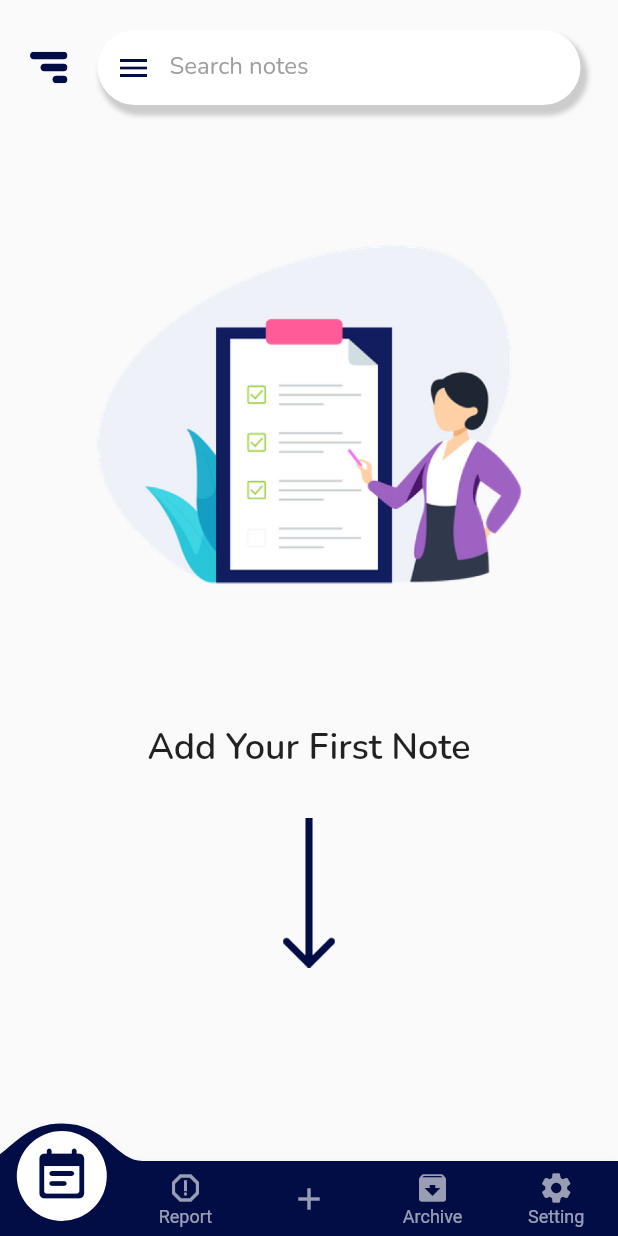
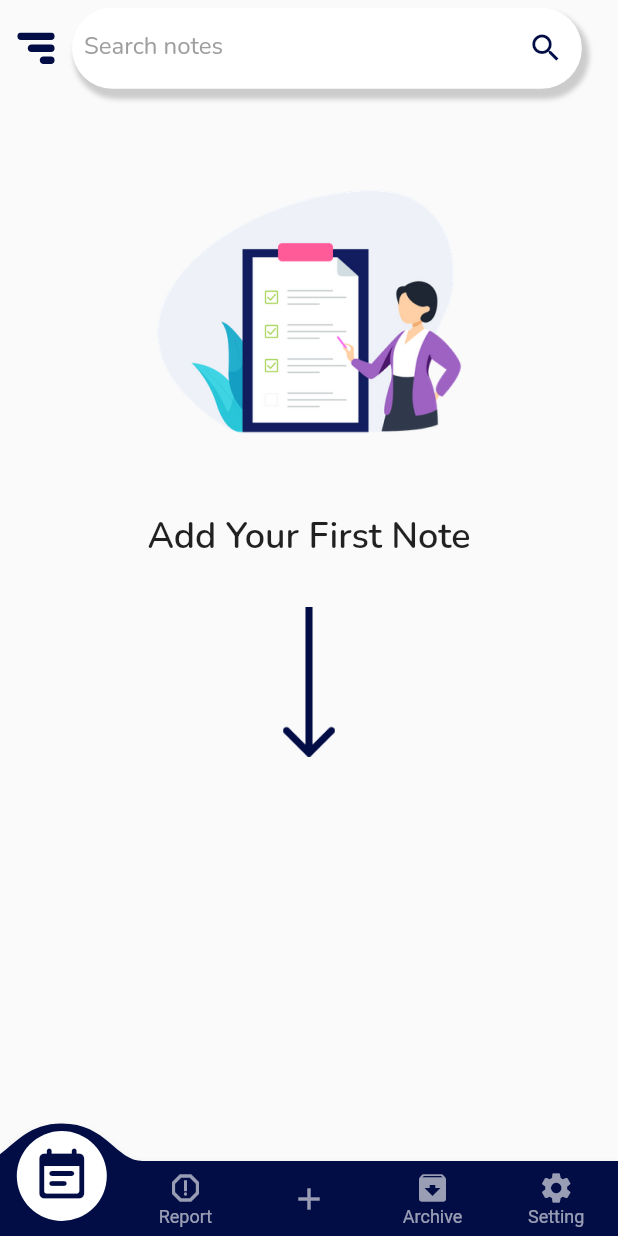
Before and after one commit to faizanje/flexiList, a Flutter app: the BottomNavScreen screen opened directly, on a phone screen of 412 x 824 dp. Run offline on Flutter 3.47's test engine with Material 2 defaults, Android fonts, the phone set to English and light mode, and no system bars; drawn by our look-alikes of convex_bottom_bar; our stand-ins replace flutter_screenutil, flutter_svg, flutter_zoom_drawer, get, google_fonts, grouped_list and 1 more; missing offline and left inert: country_currency_pickers, country_list_pick.

Commit message:
Added responsiveness on NotesListScreen

```diff
--- /dev/null
+++ b/lib/components/app_bar_with_search.dart
@@ -0,0 +1,56 @@
+
+import 'package:flutter/material.dart';
+
+class AppBarWithSearch extends StatelessWidget {
+  const AppBar({
+    Key? key,
+  }) : super(key: key);
+
+  @override
+  Widget build(BuildContext context) {
+    return Row(
+      children: <Widget>[
+        IconButton(
+            onPressed: () {
+              Get.to(() => LayoutScreen());
+            },
+            icon: SvgPicture.asset('assets/images/menu_icon.svg')),
+        Container(
+          alignment: AlignmentDirectional.centerStart,
+          width: 297.w,
+          height: 42.h,
+          decoration: BoxDecoration(
+            boxShadow: [
+              BoxShadow(
+                color: Colors.grey.withOpacity(0.5),
+                spreadRadius: 2,
+                blurRadius: 2,
+                offset: Offset(3, 5),
+              ),
+            ],
+            borderRadius: BorderRadius.only(
+                topRight: Radius.circular(30),
+                topLeft: Radius.circular(30),
+                bottomLeft: Radius.circular(30),
+                bottomRight: Radius.circular(30)),
+            color: Colors.white,
+          ),
+          child: Padding(
+            padding: const EdgeInsets.only(left: 8.0),
+            child: TextField(
+              decoration: InputDecoration(
+                suffixIcon: Icon(
+                  Icons.search,
+                  color: kNavbarColor,
+                ),
+                border: InputBorder.none,
+                hintText: "Search notes",
+                hintStyle: TextStyle(color: Colors.grey),
+              ),
+            ),
+          ),
+        ),
+      ],
+    );
+  }
+}
--- a/lib/main.dart
+++ b/lib/main.dart
@@ -2,6 +2,7 @@ import 'package:flutter/material.dart';
 import 'package:flutter_screenutil/flutter_screenutil.dart';
 import 'package:get/get.dart';
 import 'package:google_fonts/google_fonts.dart';
+import 'package:noteapp/screens/bottom_nav_screen.dart';
 import 'package:noteapp/screens/onboarding_screen.dart';
 
 import 'constant/constant.dart';
@@ -31,8 +32,8 @@ class MyApp extends StatelessWidget {
             //   title: Text("Note App"),
             //   backgroundColor: kNavbarColor,
             // ),
-            body: OnBoardingScreen(),
-            // body: BottomNavBar(),
+            // body: OnBoardingScreen(),
+            body: BottomNavScreen(),
             // body: AddTaskScreen(),
             // body: SideBarLayout(),
           ),
--- a/lib/screens/bottom_nav_screen.dart
+++ b/lib/screens/bottom_nav_screen.dart
@@ -3,7 +3,7 @@ import 'package:flutter/material.dart';
 import 'package:get/get.dart';
 import 'package:noteapp/constant/constant.dart';
 import 'package:noteapp/screens/add_task_screen.dart';
-import 'package:noteapp/screens/notes_list_screen.dart';
+import 'package:noteapp/screens/notes/view/notes_list_screen.dart';
 import 'package:noteapp/screens/archive_screen.dart';
 import 'package:noteapp/screens/layout_screen.dart';
 import 'package:noteapp/screens/reports_screen.dart';
@@ -20,6 +20,7 @@ class _BottomNavScreenState extends State<BottomNavScreen> {
   final _pageOption = [
     NotesListScreen(),
     ReportsScreen(),
+    Container(),
     ArchiveScreen(),
     LayoutScreen()
   ];
--- /dev/null
+++ b/lib/screens/notes/controller/notes_controller.dart
@@ -0,0 +1,3 @@
+import 'package:get/get.dart';
+
+class NotesController extends GetxController {}
--- /dev/null
+++ b/lib/screens/notes/view/notes_list_screen.dart
@@ -0,0 +1,107 @@
+import 'package:flutter/material.dart';
+import 'package:flutter_screenutil/flutter_screenutil.dart';
+import 'package:flutter_svg/flutter_svg.dart';
+import 'package:get/get.dart';
+import 'package:noteapp/constant/constant.dart';
+import 'package:noteapp/screens/layout_screen.dart';
+
+class NotesListScreen extends StatefulWidget {
+  @override
+  _NotesListScreenState createState() => _NotesListScreenState();
+}
+
+class _NotesListScreenState extends State<NotesListScreen> {
+  @override
+  Widget build(BuildContext context) {
+    return SafeArea(
+      child: Container(
+        margin: EdgeInsets.only(bottom: 40),
+        child: Column(
+          children: <Widget>[
+            SizedBox(
+              height: 4.h,
+            ),
+            buildAppBar(),
+            Column(
+              crossAxisAlignment: CrossAxisAlignment.center,
+              children: <Widget>[
+                SizedBox(
+                  height: 25.h,
+                ),
+                Image.asset(
+                  'assets/images/addtask_pic.png',
+                  height: 232,
+                  width: 232,
+                ),
+                SizedBox(
+                  height: 14.h,
+                ),
+                Text(
+                  "Add Your First Note",
+                  style: TextStyle(
+                    fontSize: 24,
+                    fontWeight: FontWeight.w600,
+                  ),
+                ),
+                SizedBox(
+                  height: 30,
+                ),
+                Image.asset(
+                  'assets/images/arrow.png',
+                  height: 100,
+                ),
+              ],
+            ),
+          ],
+        ),
+      ),
+    );
+  }
+
+  Row buildAppBar() {
+    return Row(
+      children: <Widget>[
+        IconButton(
+            onPressed: () {
+              Get.to(() => LayoutScreen());
+            },
+            icon: SvgPicture.asset('assets/images/menu_icon.svg')),
+        Container(
+          alignment: AlignmentDirectional.centerStart,
+          width: 297.w,
+          height: 42.h,
+          decoration: BoxDecoration(
+            boxShadow: [
+              BoxShadow(
+                color: Colors.grey.withOpacity(0.5),
+                spreadRadius: 2,
+                blurRadius: 2,
+                offset: Offset(3, 5),
+              ),
+            ],
+            borderRadius: BorderRadius.only(
+                topRight: Radius.circular(30),
+                topLeft: Radius.circular(30),
+                bottomLeft: Radius.circular(30),
+                bottomRight: Radius.circular(30)),
+            color: Colors.white,
+          ),
+          child: Padding(
+            padding: const EdgeInsets.only(left: 8.0),
+            child: TextField(
+              decoration: InputDecoration(
+                suffixIcon: Icon(
+                  Icons.search,
+                  color: kNavbarColor,
+                ),
+                border: InputBorder.none,
+                hintText: "Search notes",
+                hintStyle: TextStyle(color: Colors.grey),
+              ),
+            ),
+          ),
+        ),
+      ],
+    );
+  }
+}
--- a/lib/screens/notes_list_screen.dart
+++ /dev/null
@@ -1,103 +0,0 @@
-import 'package:flutter/material.dart';
-import 'package:flutter_svg/flutter_svg.dart';
-import 'package:get/get.dart';
-import 'package:noteapp/constant/constant.dart';
-import 'package:noteapp/screens/layout_screen.dart';
-
-class NotesListScreen extends StatefulWidget {
-  @override
-  _NotesListScreenState createState() => _NotesListScreenState();
-}
-
-class _NotesListScreenState extends State<NotesListScreen> {
-  @override
-  Widget build(BuildContext context) {
-    return SafeArea(
-      child: SingleChildScrollView(
-        scrollDirection: Axis.vertical,
-        child: Padding(
-          padding: const EdgeInsets.symmetric(vertical: 20.0),
-          child: Column(
-            mainAxisAlignment: MainAxisAlignment.spaceBetween,
-            children: <Widget>[
-              Row(
-                children: <Widget>[
-                  SizedBox(
-                    width: 20,
-                  ),
-                  GestureDetector(
-                      onTap: () {
-                        Get.to(() => LayoutScreen());
-                        // Navigator.of(context).push(MaterialPageRoute(
-                        //     builder: (context) => LayoutScreen()));
-                      },
-                      child: SvgPicture.asset('assets/images/menu_icon.svg')),
-                  SizedBox(
-                    width: 20,
-                  ),
-                  Container(
-                    alignment: AlignmentDirectional.centerStart,
-                    width: MediaQuery.of(context).size.width - 90,
-                    height: 50,
-                    decoration: BoxDecoration(
-                      boxShadow: [
-                        BoxShadow(
-                          color: Colors.grey.withOpacity(0.5),
-                          spreadRadius: 2,
-                          blurRadius: 2,
-                          offset: Offset(3, 5),
-                        ),
-                      ],
-                      borderRadius: BorderRadius.only(
-                          topRight: Radius.circular(30),
-                          topLeft: Radius.circular(30),
-                          bottomLeft: Radius.circular(30),
-                          bottomRight: Radius.circular(30)),
-                      color: Colors.white,
-                    ),
-                    child: TextField(
-                      decoration: InputDecoration(
-                        prefixIcon: Icon(
-                          Icons.menu,
-                          color: kNavbarColor,
-                        ),
-                        border: InputBorder.none,
-                        hintText: "Search notes",
-                        hintStyle: TextStyle(color: Colors.grey),
-                      ),
-                    ),
-                  ),
-                ],
-              ),
-              Column(
-                crossAxisAlignment: CrossAxisAlignment.center,
-                children: <Widget>[
-                  Padding(
-                    padding: const EdgeInsets.all(44.0),
-                    child: Image.asset(
-                      'assets/images/addtask_pic.png',
-                    ),
-                  ),
-                  Text(
-                    "Add Your First Note",
-                    style: TextStyle(
-                      fontSize: 24,
-                      fontWeight: FontWeight.w600,
-                    ),
-                  ),
-                  SizedBox(
-                    height: 30,
-                  ),
-                  Image.asset(
-                    'assets/images/arrow.png',
-                    height: 100,
-                  ),
-                ],
-              ),
-            ],
-          ),
-        ),
-      ),
-    );
-  }
-}
```
